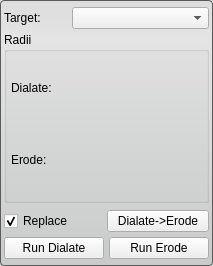
Qt form src/Interface/ToolInterface/BinaryDialateErodeFilterInterface.ui (SCIInstitute/Seg3D) before a commit.
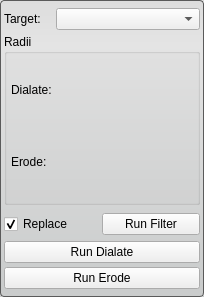
The same form after that commit.

Commit message: ui updates, all tools/filters ui's fixed

```diff
--- a/src/Interface/ToolInterface/BinaryDialateErodeFilterInterface.ui
+++ b/src/Interface/ToolInterface/BinaryDialateErodeFilterInterface.ui
@@ -6,8 +6,8 @@
    <rect>
     <x>0</x>
     <y>0</y>
-    <width>213</width>
-    <height>266</height>
+    <width>204</width>
+    <height>297</height>
    </rect>
   </property>
   <property name="sizePolicy">
@@ -18,7 +18,7 @@
   </property>
   <property name="minimumSize">
    <size>
-    <width>213</width>
+    <width>0</width>
     <height>250</height>
    </size>
   </property>
@@ -52,14 +52,14 @@
     <number>4</number>
    </property>
    <item>
-    <layout class="QHBoxLayout" name="activeHLayout" stretch="1,2">
+    <layout class="QHBoxLayout" name="activeHLayout" stretch="1,3">
      <property name="spacing">
-      <number>0</number>
+      <number>4</number>
      </property>
      <item>
       <widget class="QLabel" name="activeLabel">
        <property name="sizePolicy">
-        <sizepolicy hsizetype="Expanding" vsizetype="Preferred">
+        <sizepolicy hsizetype="Preferred" vsizetype="Preferred">
          <horstretch>0</horstretch>
          <verstretch>0</verstretch>
         </sizepolicy>
@@ -72,7 +72,7 @@
      <item>
       <widget class="QComboBox" name="targetComboBox">
        <property name="sizePolicy">
-        <sizepolicy hsizetype="Expanding" vsizetype="Fixed">
+        <sizepolicy hsizetype="Preferred" vsizetype="Fixed">
          <horstretch>0</horstretch>
          <verstretch>0</verstretch>
         </sizepolicy>
@@ -132,19 +132,6 @@
           </property>
          </widget>
         </item>
-        <item>
-         <spacer name="dialateHSpacer">
-          <property name="orientation">
-           <enum>Qt::Horizontal</enum>
-          </property>
-          <property name="sizeHint" stdset="0">
-           <size>
-            <width>40</width>
-            <height>20</height>
-           </size>
-          </property>
-         </spacer>
-        </item>
        </layout>
       </item>
       <item>
@@ -159,19 +146,6 @@
           </property>
          </widget>
         </item>
-        <item>
-         <spacer name="erodeHSpacer">
-          <property name="orientation">
-           <enum>Qt::Horizontal</enum>
-          </property>
-          <property name="sizeHint" stdset="0">
-           <size>
-            <width>40</width>
-            <height>20</height>
-           </size>
-          </property>
-         </spacer>
-        </item>
        </layout>
       </item>
       <item>
@@ -194,7 +168,7 @@
      <item>
       <widget class="QCheckBox" name="replaceCheckBox">
        <property name="sizePolicy">
-        <sizepolicy hsizetype="Expanding" vsizetype="Fixed">
+        <sizepolicy hsizetype="Preferred" vsizetype="Fixed">
          <horstretch>0</horstretch>
          <verstretch>0</verstretch>
         </sizepolicy>
@@ -210,27 +184,22 @@
      <item>
       <widget class="QPushButton" name="runButton">
        <property name="sizePolicy">
-        <sizepolicy hsizetype="Expanding" vsizetype="Fixed">
+        <sizepolicy hsizetype="Preferred" vsizetype="Fixed">
          <horstretch>0</horstretch>
          <verstretch>0</verstretch>
         </sizepolicy>
        </property>
        <property name="text">
-        <string>Dialate-&gt;Erode</string>
+        <string>Run Filter</string>
        </property>
       </widget>
      </item>
     </layout>
    </item>
-   <item>
-    <layout class="QHBoxLayout" name="dialateErodeLayout">
-     <property name="spacing">
-      <number>5</number>
-     </property>
      <item>
       <widget class="QPushButton" name="dialateButton">
        <property name="sizePolicy">
-        <sizepolicy hsizetype="Expanding" vsizetype="Fixed">
+      <sizepolicy hsizetype="Preferred" vsizetype="Fixed">
          <horstretch>0</horstretch>
          <verstretch>0</verstretch>
         </sizepolicy>
@@ -243,7 +212,7 @@
      <item>
       <widget class="QPushButton" name="erodeButton">
        <property name="sizePolicy">
-        <sizepolicy hsizetype="Expanding" vsizetype="Fixed">
+      <sizepolicy hsizetype="Preferred" vsizetype="Fixed">
          <horstretch>0</horstretch>
          <verstretch>0</verstretch>
         </sizepolicy>
@@ -252,8 +221,6 @@
         <string>Run Erode</string>
        </property>
       </widget>
-     </item>
-    </layout>
    </item>
   </layout>
  </widget>
```
Lines whose indentation alone changed are shown as unchanged. The commit also changes 19 other files.
